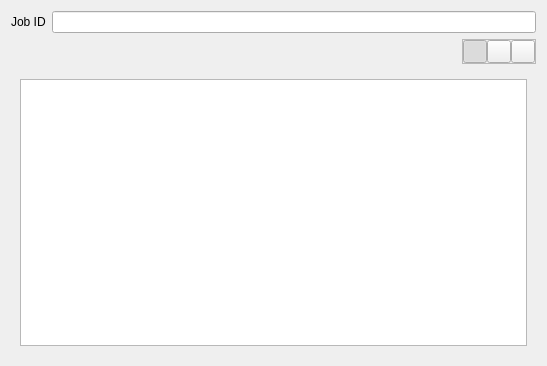
Qt form src/plugins/loadleveler_monitor/widgets/job_detail_widget.ui (cemc-oper/nwpc-monitor-app) before a commit.
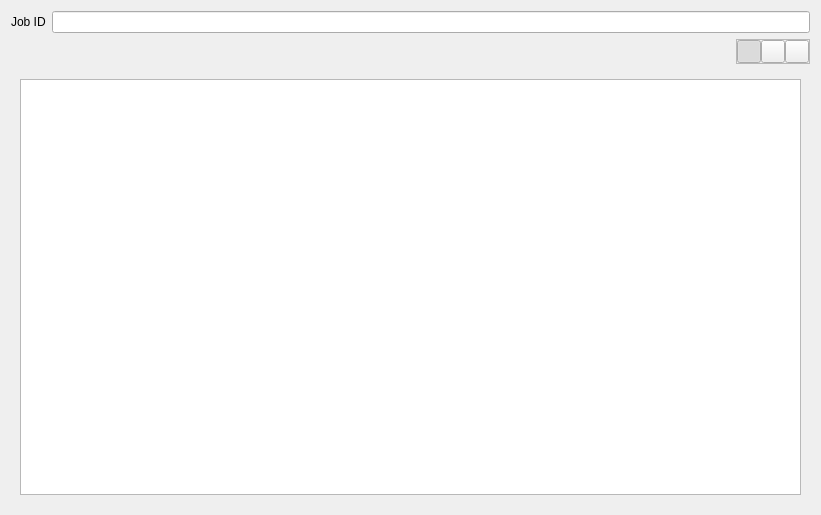
The same form after that commit. Icons and pictures are not drawn.

The edit to the form file:
```diff
--- a/src/plugins/loadleveler_monitor/widgets/job_detail_widget.ui
+++ b/src/plugins/loadleveler_monitor/widgets/job_detail_widget.ui
@@ -6,8 +6,8 @@
    <rect>
     <x>0</x>
     <y>0</y>
-    <width>547</width>
-    <height>366</height>
+    <width>821</width>
+    <height>515</height>
    </rect>
   </property>
   <property name="windowTitle">
```
Left out of the diff: 10 changed lines with no effect on the pictures.
